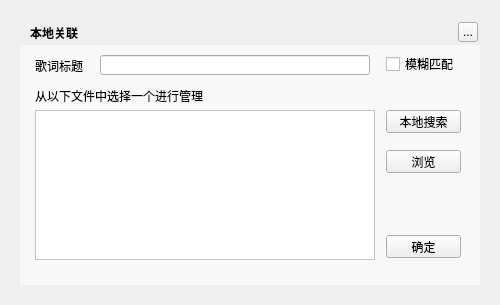
First picture: the form in TTKCore/musicUi/musicLrcmanager/musiclrclocallinkwidget.ui, repository Greedysky/TTKMusicPlayer, before the edit.
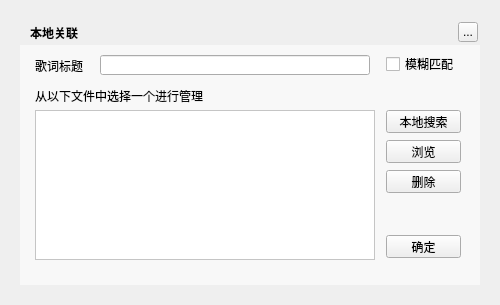
Second picture: the form after the edit. Custom widgets are drawn as their Qt base class.

Commit message: #21 complete local link widget[482201]

Patch:
```diff
--- a/TTKCore/musicUi/musicLrcmanager/musiclrclocallinkwidget.ui
+++ b/TTKCore/musicUi/musicLrcmanager/musiclrclocallinkwidget.ui
@@ -124,7 +124,7 @@
    <property name="geometry">
     <rect>
      <x>386</x>
-     <y>150</y>
+     <y>140</y>
      <width>75</width>
      <height>23</height>
     </rect>
@@ -191,6 +191,22 @@
     <string notr="true">background:rgb(255,255,255)</string>
    </property>
   </widget>
+  <widget class="QPushButton" name="deleteButton">
+   <property name="geometry">
+    <rect>
+     <x>386</x>
+     <y>170</y>
+     <width>75</width>
+     <height>23</height>
+    </rect>
+   </property>
+   <property name="cursor">
+    <cursorShape>PointingHandCursor</cursorShape>
+   </property>
+   <property name="text">
+    <string>删除</string>
+   </property>
+  </widget>
   <zorder>background</zorder>
   <zorder>backgroundMask</zorder>
   <zorder>topTitleName</zorder>
@@ -204,6 +220,7 @@
   <zorder>label_2</zorder>
   <zorder>functionBottomLabel</zorder>
   <zorder>searchedTable</zorder>
+  <zorder>deleteButton</zorder>
  </widget>
  <customwidgets>
   <customwidget>
```
The commit also changes 2 other files.
